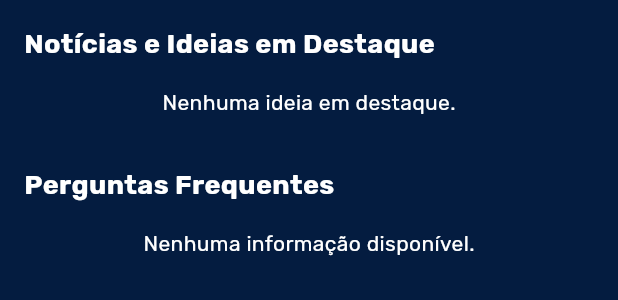
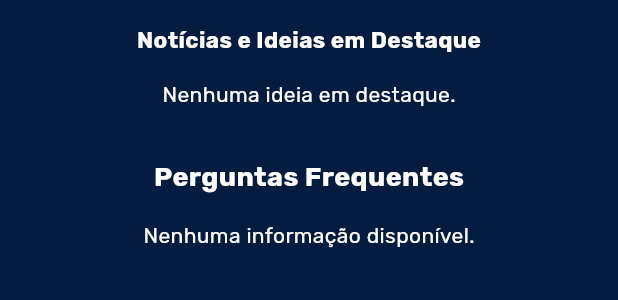
Before and after one commit to mbeatrizsantos/Challenge_Eurofarma, a Flutter app: the NoticiasScreen widget shown alone on an empty page, opened directly, on a phone screen of 412 x 824 dp. Shown: the top 300 px of the screen. Run offline on Flutter 3.47's test engine with Material 3 defaults, Android fonts, the light colour scheme and no system bars; our stand-ins replace cloud_firestore, firebase_auth, firebase_core; accounts and stored records are empty.

Commit message:
atualização

```diff
--- a/lib/screens/noticias_screen.dart
+++ b/lib/screens/noticias_screen.dart
@@ -2,6 +2,8 @@
 import 'package:flutter/material.dart';
 import 'package:cloud_firestore/cloud_firestore.dart';
 import 'news_detail_screen.dart';
+
+//oiiii
 
 class NewsItem {
   final String id;
@@ -82,12 +84,14 @@
       child: ListView(
         padding: const EdgeInsets.all(16.0),
         children: [
-          const Text(
+          Center(
+            child: const Text(
               'Notícias e Ideias em Destaque',
               style: TextStyle(
                 color: Colors.white,
-              fontSize: 18,
+                fontSize: 15,
                 fontWeight: FontWeight.bold,
+              ),
             ),
           ),
           const SizedBox(height: 16),
@@ -119,12 +123,14 @@
             },
           ),
           const SizedBox(height: 32),
-          const Text(
+          Center(
+            child: const Text(
               'Perguntas Frequentes',
               style: TextStyle(
                 color: Colors.white,
                 fontSize: 18,
                 fontWeight: FontWeight.bold,
+              ),
             ),
           ),
           const SizedBox(height: 16),
```
Lines whose indentation alone changed are shown as unchanged.
